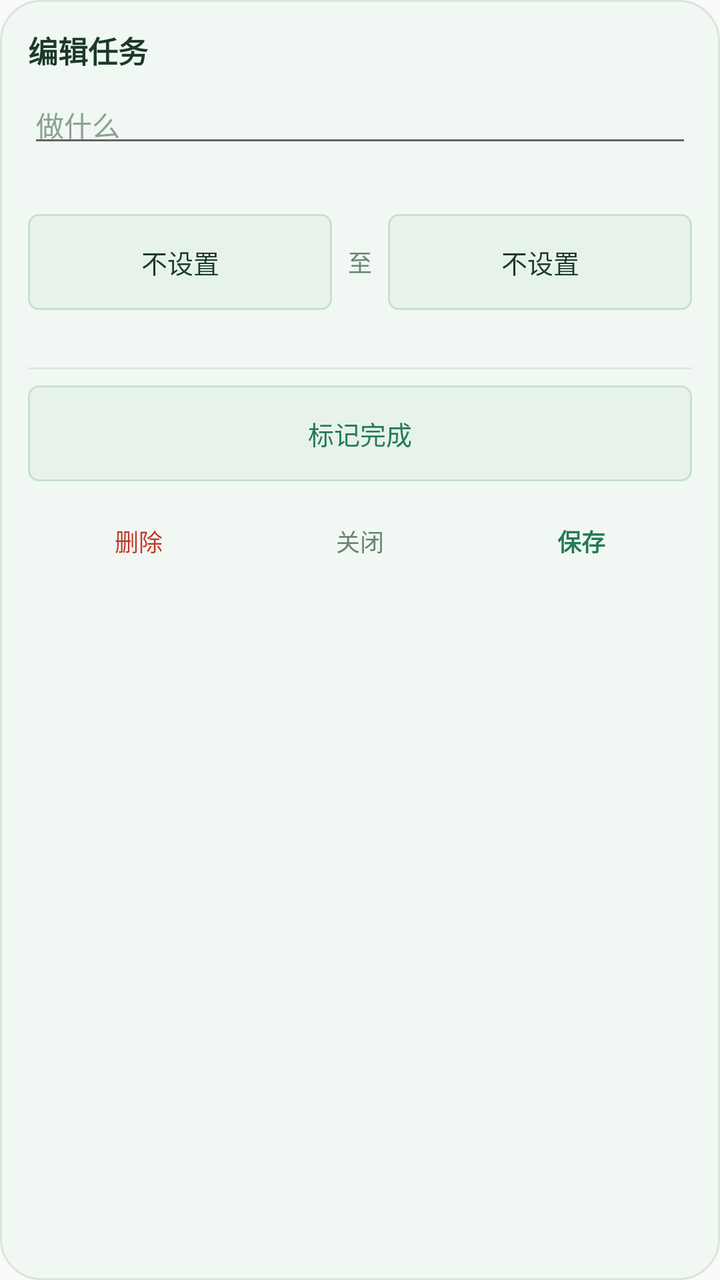
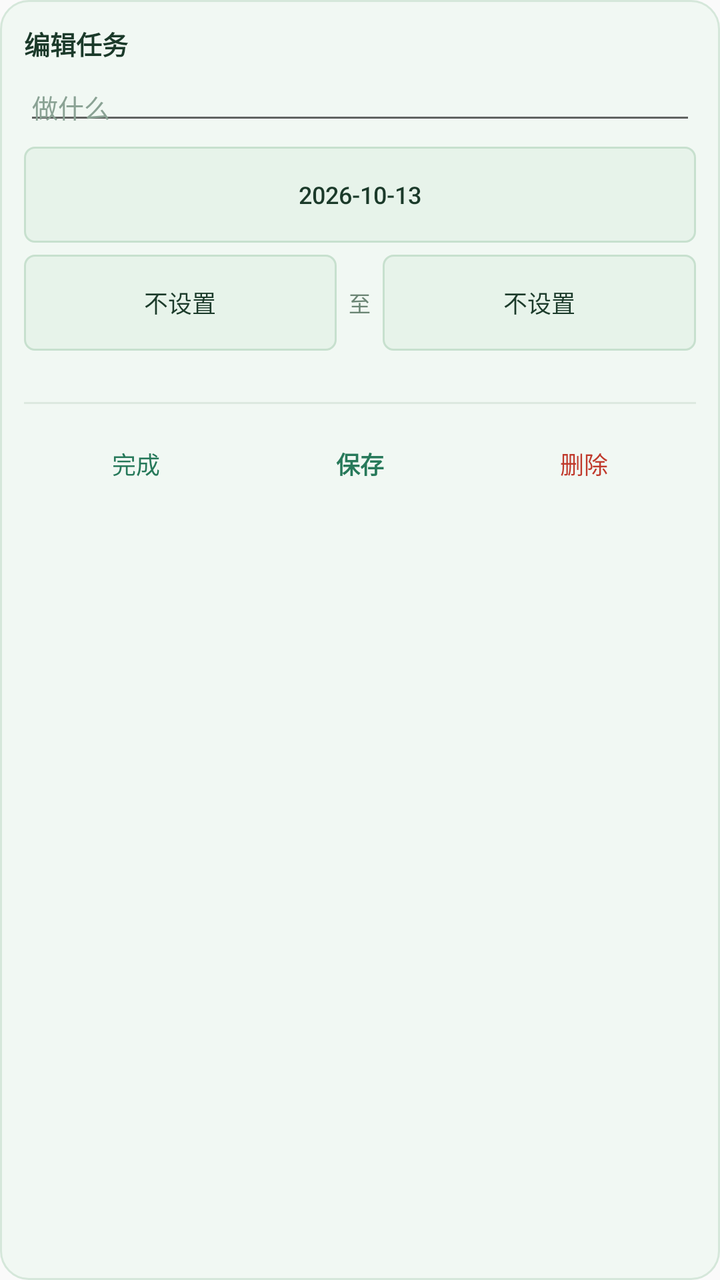

Two renders of the same Android screen: before a commit and after it. Below are the layout's source before the change and the commit's diff.
<!-- AndroidManifest.xml: application theme AppTheme -->
<!-- res/layout/dialog_task.xml -->
<?xml version="1.0" encoding="utf-8"?>
<LinearLayout xmlns:android="http://schemas.android.com/apk/res/android"
    android:layout_width="286dp"
    android:layout_height="wrap_content"
    android:background="@drawable/widget_bg"
    android:orientation="vertical"
    android:padding="14dp">

    <TextView
        android:id="@+id/d_head"
        android:layout_width="match_parent"
        android:layout_height="wrap_content"
        android:text="编辑任务"
        android:textColor="#1B3A2A"
        android:textSize="15sp"
        android:textStyle="bold" />

    <EditText
        android:id="@+id/d_title"
        android:layout_width="match_parent"
        android:layout_height="wrap_content"
        android:layout_marginTop="10dp"
        android:hint="做什么"
        android:inputType="text"
        android:paddingTop="6dp"
        android:paddingBottom="6dp"
        android:textColor="#1B3A2A"
        android:textColorHint="#8AA294"
        android:textSize="14sp" />

    <TextView
        android:id="@+id/d_when"
        android:layout_width="match_parent"
        android:layout_height="wrap_content"
        android:layout_marginTop="4dp"
        android:text=""
        android:textColor="#6B8574"
        android:textSize="12sp" />

    
    <LinearLayout
        android:layout_width="match_parent"
        android:layout_height="wrap_content"
        android:layout_marginTop="8dp"
        android:gravity="center_vertical"
        android:orientation="horizontal">

        <Button
            android:id="@+id/d_start"
            style="?android:attr/borderlessButtonStyle"
            android:layout_width="0dp"
            android:layout_height="wrap_content"
            android:layout_weight="1"
            android:background="@drawable/widget_habit_bg"
            android:text="不设置"
            android:textColor="#1B3A2A"
            android:textSize="13sp" />

        <TextView
            android:layout_width="wrap_content"
            android:layout_height="wrap_content"
            android:layout_marginLeft="8dp"
            android:layout_marginRight="8dp"
            android:text="至"
            android:textColor="#6B8574"
            android:textSize="12sp" />

        <Button
            android:id="@+id/d_end"
            style="?android:attr/borderlessButtonStyle"
            android:layout_width="0dp"
            android:layout_height="wrap_content"
            android:layout_weight="1"
            android:background="@drawable/widget_habit_bg"
            android:text="不设置"
            android:textColor="#1B3A2A"
            android:textSize="13sp" />
    </LinearLayout>

    <TextView
        android:id="@+id/d_durhint"
        android:layout_width="match_parent"
        android:layout_height="wrap_content"
        android:layout_marginTop="4dp"
        android:textColor="#8AA294"
        android:textSize="11sp" />

    <TextView
        android:layout_width="match_parent"
        android:layout_height="1dp"
        android:layout_marginTop="10dp"
        android:layout_marginBottom="8dp"
        android:background="#DCE9DF"
        android:text="" />

    
    <Button
        android:id="@+id/d_toggle"
        style="?android:attr/borderlessButtonStyle"
        android:layout_width="match_parent"
        android:layout_height="wrap_content"
        android:background="@drawable/widget_habit_bg"
        android:text="标记完成"
        android:textColor="#27795A"
        android:textSize="13sp" />

    <LinearLayout
        android:layout_width="match_parent"
        android:layout_height="wrap_content"
        android:layout_marginTop="6dp"
        android:orientation="horizontal">

        <Button
            android:id="@+id/d_delete"
            style="?android:attr/borderlessButtonStyle"
            android:layout_width="0dp"
            android:layout_height="wrap_content"
            android:layout_weight="1"
            android:minWidth="0dp"
            android:paddingLeft="0dp"
            android:paddingRight="0dp"
            android:text="删除"
            android:textColor="#C0392B"
            android:textSize="12sp" />

        <Button
            android:id="@+id/d_close"
            style="?android:attr/borderlessButtonStyle"
            android:layout_width="0dp"
            android:layout_height="wrap_content"
            android:layout_weight="1"
            android:minWidth="0dp"
            android:paddingLeft="0dp"
            android:paddingRight="0dp"
            android:text="关闭"
            android:textColor="#6B8574"
            android:textSize="12sp" />

        <Button
            android:id="@+id/d_save"
            style="?android:attr/borderlessButtonStyle"
            android:layout_width="0dp"
            android:layout_height="wrap_content"
            android:layout_weight="1"
            android:minWidth="0dp"
            android:paddingLeft="0dp"
            android:paddingRight="0dp"
            android:text="保存"
            android:textColor="#27795A"
            android:textSize="12sp"
            android:textStyle="bold" />
    </LinearLayout>
</LinearLayout>
<!-- resources referenced by this layout -->
<resources>
  <!-- drawable widget_bg (drawable) -->
  <?xml version="1.0" encoding="utf-8"?>
  <shape xmlns:android="http://schemas.android.com/apk/res/android"
      android:shape="rectangle">
      <solid android:color="#F1F8F3" />
      <corners android:radius="20dp" />
      <stroke android:width="1dp" android:color="#D5E7DA" />
  </shape>
  <!-- drawable widget_habit_bg (drawable) -->
  <?xml version="1.0" encoding="utf-8"?>
  <shape xmlns:android="http://schemas.android.com/apk/res/android"
      android:shape="rectangle">
      <solid android:color="#E7F3EA" />
      <corners android:radius="5dp" />
      <stroke android:width="1dp" android:color="#C7E0CE" />
  </shape>
  <style name="AppTheme" parent="Theme.AppCompat.Light.DarkActionBar">
          
          <item name="colorPrimary">@color/colorPrimary</item>
          <item name="colorPrimaryDark">@color/colorPrimaryDark</item>
          <item name="colorAccent">@color/colorAccent</item>
      </style>
</resources>

<!-- the commit's change to res/layout/dialog_task.xml (unified diff, before → after) -->
@@ -1,10 +1,10 @@
 <?xml version="1.0" encoding="utf-8"?>
 <LinearLayout xmlns:android="http://schemas.android.com/apk/res/android"
-    android:layout_width="286dp"
+    android:layout_width="252dp"
     android:layout_height="wrap_content"
-    android:background="@drawable/widget_bg"
+    android:background="@drawable/dialog_bg"
     android:orientation="vertical"
-    android:padding="14dp">
+    android:padding="12dp">
 
     <TextView
         android:id="@+id/d_head"
@@ -12,36 +12,39 @@
         android:layout_height="wrap_content"
         android:text="编辑任务"
         android:textColor="#1B3A2A"
-        android:textSize="15sp"
+        android:textSize="13sp"
         android:textStyle="bold" />
 
     <EditText
         android:id="@+id/d_title"
         android:layout_width="match_parent"
         android:layout_height="wrap_content"
-        android:layout_marginTop="10dp"
+        android:layout_marginTop="8dp"
         android:hint="做什么"
         android:inputType="text"
-        android:paddingTop="6dp"
-        android:paddingBottom="6dp"
+        android:paddingTop="4dp"
+        android:paddingBottom="4dp"
         android:textColor="#1B3A2A"
         android:textColorHint="#8AA294"
-        android:textSize="14sp" />
+        android:textSize="13sp" />
 
-    <TextView
-        android:id="@+id/d_when"
+    
+    <Button
+        android:id="@+id/d_date"
+        style="?android:attr/borderlessButtonStyle"
         android:layout_width="match_parent"
         android:layout_height="wrap_content"
-        android:layout_marginTop="4dp"
-        android:text=""
-        android:textColor="#6B8574"
+        android:layout_marginTop="6dp"
+        android:background="@drawable/widget_habit_bg"
+        android:text="2026-10-13"
+        android:textColor="#1B3A2A"
         android:textSize="12sp" />
 
     
     <LinearLayout
         android:layout_width="match_parent"
         android:layout_height="wrap_content"
-        android:layout_marginTop="8dp"
+        android:layout_marginTop="6dp"
         android:gravity="center_vertical"
         android:orientation="horizontal">
 
@@ -54,16 +57,16 @@
             android:background="@drawable/widget_habit_bg"
             android:text="不设置"
             android:textColor="#1B3A2A"
-            android:textSize="13sp" />
+            android:textSize="12sp" />
 
         <TextView
             android:layout_width="wrap_content"
             android:layout_height="wrap_content"
-            android:layout_marginLeft="8dp"
-            android:layout_marginRight="8dp"
+            android:layout_marginLeft="6dp"
+            android:layout_marginRight="6dp"
             android:text="至"
             android:textColor="#6B8574"
-            android:textSize="12sp" />
+            android:textSize="11sp" />
 
         <Button
             android:id="@+id/d_end"
@@ -74,7 +77,7 @@
             android:background="@drawable/widget_habit_bg"
             android:text="不设置"
             android:textColor="#1B3A2A"
-            android:textSize="13sp" />
+            android:textSize="12sp" />
     </LinearLayout>
 
     <TextView
@@ -83,35 +86,24 @@
         android:layout_height="wrap_content"
         android:layout_marginTop="4dp"
         android:textColor="#8AA294"
-        android:textSize="11sp" />
+        android:textSize="10sp" />
 
     <TextView
         android:layout_width="match_parent"
         android:layout_height="1dp"
-        android:layout_marginTop="10dp"
-        android:layout_marginBottom="8dp"
+        android:layout_marginTop="8dp"
+        android:layout_marginBottom="6dp"
         android:background="#DCE9DF"
         android:text="" />
 
     
-    <Button
-        android:id="@+id/d_toggle"
-        style="?android:attr/borderlessButtonStyle"
-        android:layout_width="match_parent"
-        android:layout_height="wrap_content"
-        android:background="@drawable/widget_habit_bg"
-        android:text="标记完成"
-        android:textColor="#27795A"
-        android:textSize="13sp" />
-
     <LinearLayout
         android:layout_width="match_parent"
         android:layout_height="wrap_content"
-        android:layout_marginTop="6dp"
         android:orientation="horizontal">
 
         <Button
-            android:id="@+id/d_delete"
+            android:id="@+id/d_toggle"
             style="?android:attr/borderlessButtonStyle"
             android:layout_width="0dp"
             android:layout_height="wrap_content"
@@ -119,21 +111,8 @@
             android:minWidth="0dp"
             android:paddingLeft="0dp"
             android:paddingRight="0dp"
-            android:text="删除"
-            android:textColor="#C0392B"
-            android:textSize="12sp" />
-
-        <Button
-            android:id="@+id/d_close"
-            style="?android:attr/borderlessButtonStyle"
-            android:layout_width="0dp"
-            android:layout_height="wrap_content"
-            android:layout_weight="1"
-            android:minWidth="0dp"
-            android:paddingLeft="0dp"
-            android:paddingRight="0dp"
-            android:text="关闭"
-            android:textColor="#6B8574"
+            android:text="完成"
+            android:textColor="#27795A"
             android:textSize="12sp" />
 
         <Button
@@ -149,5 +128,18 @@
             android:textColor="#27795A"
             android:textSize="12sp"
             android:textStyle="bold" />
+
+        <Button
+            android:id="@+id/d_delete"
+            style="?android:attr/borderlessButtonStyle"
+            android:layout_width="0dp"
+            android:layout_height="wrap_content"
+            android:layout_weight="1"
+            android:minWidth="0dp"
+            android:paddingLeft="0dp"
+            android:paddingRight="0dp"
+            android:text="删除"
+            android:textColor="#C0392B"
+            android:textSize="12sp" />
     </LinearLayout>
 </LinearLayout>
<!-- resource entries referenced after the edit -->
@@ -1,11 +1,11 @@
 <!-- resources referenced by this layout -->
 <resources>
-  <!-- drawable widget_bg (drawable) -->
+  <!-- drawable dialog_bg (drawable) -->
   <?xml version="1.0" encoding="utf-8"?>
   <shape xmlns:android="http://schemas.android.com/apk/res/android"
       android:shape="rectangle">
       <solid android:color="#F1F8F3" />
-      <corners android:radius="20dp" />
+      <corners android:radius="14dp" />
       <stroke android:width="1dp" android:color="#D5E7DA" />
   </shape>
   <!-- drawable widget_habit_bg (drawable) -->
